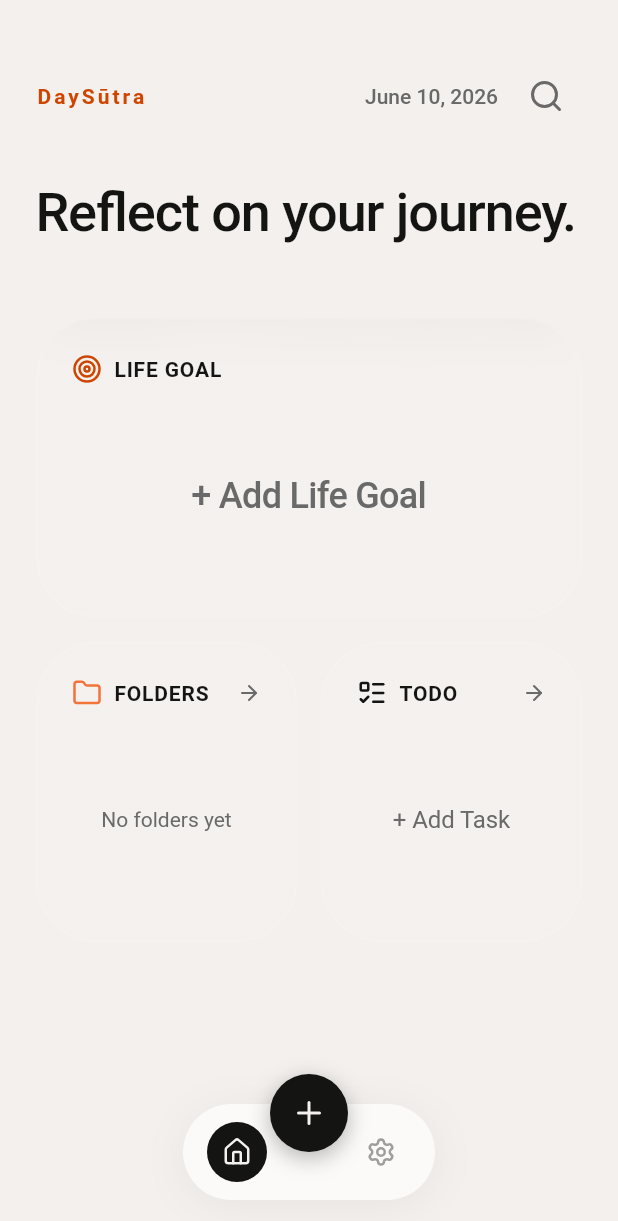
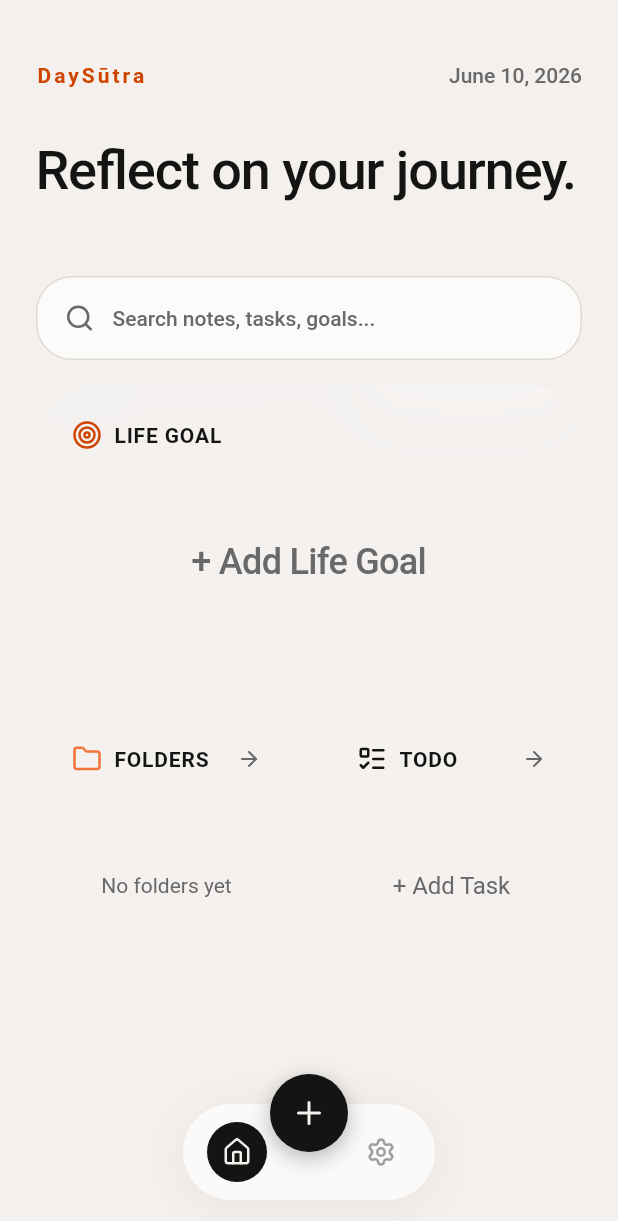
Before and after one commit to rly09/daysutra, a Flutter app: the screen it shows after launch, on a phone screen of 412 x 824 dp. Shown: the top 1221 px of the screen. Run offline on Flutter 3.47's test engine with Material 3 defaults, Android fonts, the light colour scheme and no system bars; drawn by our look-alikes of flutter_animate, glassmorphism; our stand-ins replace flutter_riverpod, google_fonts, hive, hive_flutter, lucide_icons_flutter; accounts and stored records are empty.

Commit message:
feat: implement home screen layout with bento grid and greeting section components

```diff
--- a/lib/features/home/widgets/bento_grid.dart
+++ b/lib/features/home/widgets/bento_grid.dart
@@ -1,6 +1,9 @@
 import 'package:flutter/material.dart';
 import 'package:flutter_animate/flutter_animate.dart';
+import 'package:lucide_icons_flutter/lucide_icons.dart';
 
+import '../../../core/theme/app_colors.dart';
+import '../../search/search_screen.dart';
 import 'life_goal_card.dart';
 import 'todo_card.dart';
 import 'folder_card.dart';
@@ -12,6 +15,11 @@ class BentoGrid extends StatelessWidget {
   Widget build(BuildContext context) {
     return Column(
       children: [
+        const _HomeSearchBar()
+            .animate()
+            .fadeIn(duration: 500.ms, delay: 250.ms)
+            .slideY(begin: 0.1, end: 0),
+        const SizedBox(height: 16),
         const SizedBox(
           height: 200,
           width: double.infinity,
@@ -39,3 +47,51 @@ class BentoGrid extends StatelessWidget {
     );
   }
 }
+
+class _HomeSearchBar extends StatelessWidget {
+  const _HomeSearchBar();
+
+  @override
+  Widget build(BuildContext context) {
+    final theme = Theme.of(context);
+
+    return Material(
+      color: theme.colorScheme.surface,
+      borderRadius: BorderRadius.circular(24),
+      child: InkWell(
+        borderRadius: BorderRadius.circular(24),
+        onTap: () {
+          Navigator.push(
+            context,
+            MaterialPageRoute(builder: (_) => const SearchScreen()),
+          );
+        },
+        child: Container(
+          height: 56,
+          padding: const EdgeInsets.symmetric(horizontal: 18),
+          decoration: BoxDecoration(
+            borderRadius: BorderRadius.circular(24),
+            border: Border.all(color: AppColors.dustTaupe.withOpacity(0.7)),
+          ),
+          child: Row(
+            children: [
+              const Icon(LucideIcons.search, size: 20, color: AppColors.slateGray),
+              const SizedBox(width: 12),
+              Expanded(
+                child: Text(
+                  'Search notes, tasks, goals...',
+                  maxLines: 1,
+                  overflow: TextOverflow.ellipsis,
+                  style: theme.textTheme.bodyMedium?.copyWith(
+                    color: AppColors.slateGray,
+                    fontWeight: FontWeight.w500,
+                  ),
+                ),
+              ),
+            ],
+          ),
+        ),
+      ),
+    );
+  }
+}
--- a/lib/features/home/widgets/greeting_section.dart
+++ b/lib/features/home/widgets/greeting_section.dart
@@ -2,8 +2,6 @@ import 'package:flutter/material.dart';
 import 'package:flutter_animate/flutter_animate.dart';
 import '../../../core/theme/app_colors.dart';
 import '../../../core/utils/date_utils.dart';
-import 'package:lucide_icons_flutter/lucide_icons.dart';
-import '../../search/search_screen.dart';
 
 class GreetingSection extends StatelessWidget {
   const GreetingSection({super.key});
@@ -31,13 +29,6 @@ class GreetingSection extends StatelessWidget {
                         fontWeight: FontWeight.w500,
                       ),
                 ).animate().fadeIn(duration: 400.ms).slideX(begin: 0.2, end: 0),
-                const SizedBox(width: 8),
-                IconButton(
-                  icon: const Icon(LucideIcons.search, color: AppColors.slateGray),
-                  onPressed: () {
-                    Navigator.push(context, MaterialPageRoute(builder: (_) => const SearchScreen()));
-                  },
-                ).animate().fadeIn(duration: 400.ms),
               ],
             ),
           ],
```
